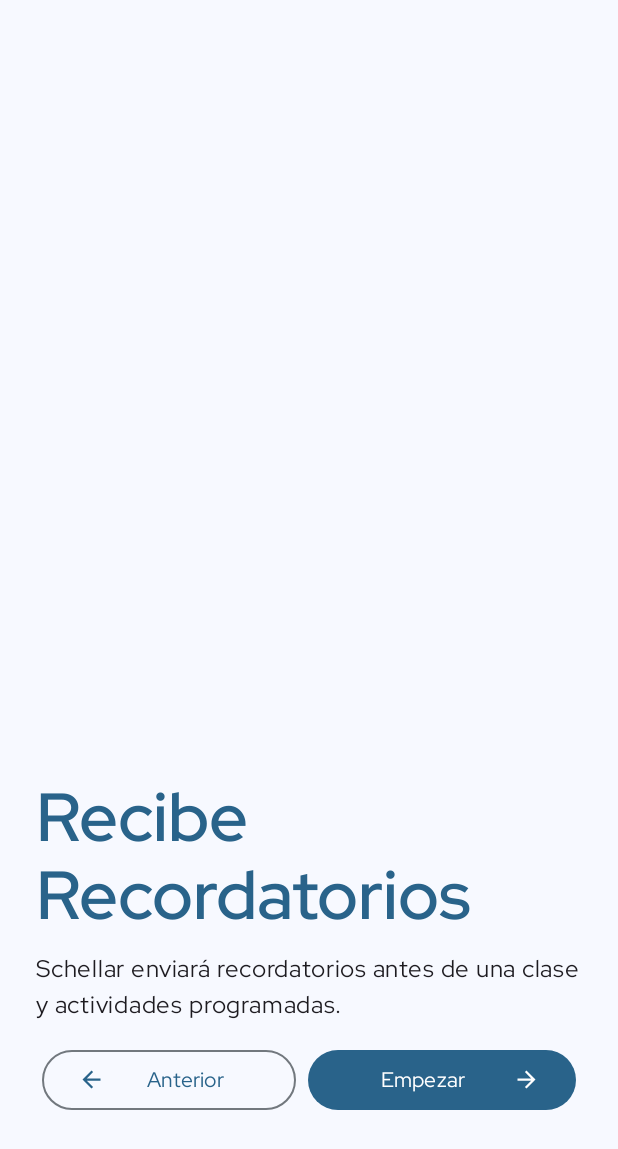
After one commit to mcmarin21/Schellar, an Android app: the OnBoarding2 screen opened through its navigation route, on a phone screen of 412 x 824 dp. The commit adds this screen. Shown: the top 1149 px of the screen. Run offline under Robolectric (Android 15) with nearby library versions, the phone set to English and light mode, and no system bars.

```diff
--- a/app/build.gradle.kts
+++ b/app/build.gradle.kts
@@ -11,7 +11,7 @@
         minSdk = 29
         targetSdk = 34
         versionCode = 1
-        versionName = "1.0"
+        versionName = "0.1 - Beta"
 
         testInstrumentationRunner = "androidx.test.runner.AndroidJUnitRunner"
     }
--- /dev/null
+++ b/app/src/main/java/com/mcmarin21/schellar/activities/OnBoarding.java
@@ -0,0 +1,26 @@
+package com.mcmarin21.schellar.activities;
+
+import android.os.Bundle;
+
+import androidx.activity.EdgeToEdge;
+import androidx.appcompat.app.AppCompatActivity;
+import androidx.core.graphics.Insets;
+import androidx.core.view.ViewCompat;
+import androidx.core.view.WindowInsetsCompat;
+
+import com.mcmarin21.schellar.R;
+
+public class OnBoarding extends AppCompatActivity {
+
+    @Override
+    protected void onCreate(Bundle savedInstanceState) {
+        super.onCreate(savedInstanceState);
+        EdgeToEdge.enable(this);
+        setContentView(R.layout.activity_on_boarding);
+        ViewCompat.setOnApplyWindowInsetsListener(findViewById(R.id.main), (v, insets) -> {
+            Insets systemBars = insets.getInsets(WindowInsetsCompat.Type.systemBars());
+            v.setPadding(systemBars.left, systemBars.top, systemBars.right, systemBars.bottom);
+            return insets;
+        });
+    }
+}
--- /dev/null
+++ b/app/src/main/java/com/mcmarin21/schellar/onboarding/OnBoarding1.java
@@ -0,0 +1,41 @@
+package com.mcmarin21.schellar.onboarding;
+
+import android.os.Bundle;
+
+import androidx.annotation.NonNull;
+import androidx.annotation.Nullable;
+import androidx.fragment.app.Fragment;
+import androidx.navigation.Navigation;
+
+import android.view.LayoutInflater;
+import android.view.View;
+import android.view.ViewGroup;
+import android.widget.Button;
+
+import com.mcmarin21.schellar.R;
+
+public class OnBoarding1 extends Fragment implements View.OnClickListener {
+
+    Button siguiente;
+
+    @Override
+    public View onCreateView(LayoutInflater inflater, ViewGroup container,
+                             Bundle savedInstanceState) {
+        // Inflate the layout for this fragment
+        return inflater.inflate(R.layout.fragment_on_boarding1, container, false);
+    }
+
+    @Override
+    public void onViewCreated(@NonNull View view, @Nullable Bundle savedInstanceState) {
+        super.onViewCreated(view, savedInstanceState);
+
+        siguiente = view.findViewById(R.id.on_boarding_1_siguiente);
+        siguiente.setOnClickListener(this);
+
+    }
+
+    @Override
+    public void onClick(View v) {
+        Navigation.findNavController(v).navigate(R.id.action_onBoarding1_to_onBoarding2);
+    }
+}
--- /dev/null
+++ b/app/src/main/java/com/mcmarin21/schellar/onboarding/OnBoarding2.java
@@ -0,0 +1,57 @@
+package com.mcmarin21.schellar.onboarding;
+
+import android.content.Intent;
+import android.os.Bundle;
+
+import androidx.annotation.NonNull;
+import androidx.annotation.Nullable;
+import androidx.fragment.app.Fragment;
+import androidx.navigation.Navigation;
+
+import android.view.LayoutInflater;
+import android.view.View;
+import android.view.ViewGroup;
+import android.widget.Button;
+
+import com.mcmarin21.schellar.R;
+import com.mcmarin21.schellar.activities.App;
+
+public class OnBoarding2 extends Fragment implements View.OnClickListener {
+
+    Button siguiente, anterior;
+
+    @Override
+    public void onViewCreated(@NonNull View view, @Nullable Bundle savedInstanceState) {
+        super.onViewCreated(view, savedInstanceState);
+
+        siguiente = view.findViewById(R.id.on_boarding_2_siguiente);
+        anterior = view.findViewById(R.id.on_boarding_2_anterior);
+
+        siguiente.setOnClickListener(this);
+        anterior.setOnClickListener(this);
+
+    }
+
+    @Override
+    public View onCreateView(LayoutInflater inflater, ViewGroup container,
+                             Bundle savedInstanceState) {
+        // Inflate the layout for this fragment
+        return inflater.inflate(R.layout.fragment_on_boarding2, container, false);
+    }
+
+    @Override
+    public void onClick(View v) {
+
+        if(v.getId() == siguiente.getId()){
+            Intent intent = new Intent(getContext(), App.class);
+            startActivity(intent);
+            getActivity().finish();
+            return;
+        }
+        if(v.getId() == anterior.getId()){
+            Navigation.findNavController(v).navigate(R.id.action_onBoarding2_to_onBoarding1);
+            return;
+        }
+
+    }
+}
--- /dev/null
+++ b/app/src/main/res/drawable/ic_arrow_forward_24.xml
@@ -0,0 +1,5 @@
+<vector xmlns:android="http://schemas.android.com/apk/res/android" android:autoMirrored="true" android:height="24dp" android:tint="?attr/colorControlNormal" android:viewportHeight="24" android:viewportWidth="24" android:width="24dp">
+
+    <path android:fillColor="@android:color/white" android:pathData="M12,4l-1.41,1.41L16.17,11H4v2h12.17l-5.58,5.59L12,20l8,-8z"/>
+
+</vector>
--- /dev/null
+++ b/app/src/main/res/layout/activity_on_boarding.xml
@@ -0,0 +1,20 @@
+<?xml version="1.0" encoding="utf-8"?>
+<LinearLayout xmlns:android="http://schemas.android.com/apk/res/android"
+    xmlns:app="http://schemas.android.com/apk/res-auto"
+    xmlns:tools="http://schemas.android.com/tools"
+    android:orientation="vertical"
+    android:id="@+id/main"
+    android:layout_width="match_parent"
+    android:layout_height="match_parent"
+    tools:context=".activities.OnBoarding">
+
+    <androidx.fragment.app.FragmentContainerView
+        android:id="@+id/fragmentContainerView2"
+        android:name="androidx.navigation.fragment.NavHostFragment"
+        android:layout_width="match_parent"
+        android:layout_height="match_parent"
+        app:defaultNavHost="true"
+        app:navGraph="@navigation/navigator_on_boarding"
+        tools:layout_editor_absoluteX="1dp"
+        tools:layout_editor_absoluteY="1dp" />
+</LinearLayout>
--- /dev/null
+++ b/app/src/main/res/layout/fragment_on_boarding2.xml
@@ -0,0 +1,74 @@
+<?xml version="1.0" encoding="utf-8"?>
+<LinearLayout xmlns:android="http://schemas.android.com/apk/res/android"
+    xmlns:tools="http://schemas.android.com/tools"
+    android:layout_width="match_parent"
+    android:layout_height="match_parent"
+    xmlns:app="http://schemas.android.com/apk/res-auto"
+    android:orientation="vertical"
+    android:padding="24sp"
+    tools:context=".onboarding.OnBoarding2">
+
+    <ImageView
+        android:layout_width="match_parent"
+        android:layout_height="wrap_content"
+        android:layout_weight="1"
+        android:id="@+id/on_boarding_2_image"/>
+    <LinearLayout
+        android:layout_width="match_parent"
+        android:layout_height="wrap_content"
+        android:layout_marginTop="24sp"
+        android:layout_marginBottom="48sp"
+        android:orientation="vertical">
+        <LinearLayout
+            android:layout_width="match_parent"
+            android:layout_height="wrap_content"
+            android:layout_marginVertical="8sp"
+            android:orientation="vertical">
+
+            <TextView
+                android:layout_width="match_parent"
+                android:layout_height="wrap_content"
+                android:layout_marginBottom="8sp"
+                android:textColor="@color/md_theme_primary"
+                android:textFontWeight="600"
+                android:textAppearance="@style/TextAppearance.Material3.DisplayMedium"
+                android:text="@string/on_boarding_2_title"/>
+            <TextView
+                android:layout_width="match_parent"
+                android:layout_height="wrap_content"
+                android:textAppearance="@style/TextAppearance.Material3.BodyLarge"
+                android:text="@string/on_boarding_2_text"/>
+
+        </LinearLayout>
+
+        <LinearLayout
+            android:layout_width="match_parent"
+            android:layout_marginVertical="8sp"
+            android:layout_height="wrap_content"
+            android:orientation="horizontal">
+
+            <Button
+                android:layout_width="wrap_content"
+                android:layout_height="wrap_content"
+                android:layout_weight="1"
+                android:layout_marginHorizontal="4sp"
+                android:text="Anterior"
+                android:id="@+id/on_boarding_2_anterior"
+                style="@style/Widget.Material3.Button.OutlinedButton"
+                app:icon="@drawable/ic_arrow_back_24"/>
+
+            <Button
+                android:layout_width="wrap_content"
+                android:layout_height="wrap_content"
+                android:layout_weight="1"
+                android:id="@+id/on_boarding_2_siguiente"
+                android:layout_marginHorizontal="4sp"
+                android:text="Empezar"
+                app:icon="@drawable/ic_arrow_forward_24"
+                app:iconGravity="end"/>
+
+        </LinearLayout>
+
+    </LinearLayout>
+
+</LinearLayout>
--- /dev/null
+++ b/app/src/main/res/navigation/navigator_on_boarding.xml
@@ -0,0 +1,29 @@
+<?xml version="1.0" encoding="utf-8"?>
+<navigation xmlns:android="http://schemas.android.com/apk/res/android"
+             xmlns:app="http://schemas.android.com/apk/res-auto"
+    xmlns:tools="http://schemas.android.com/tools"
+    android:id="@+id/navigator_on_boarding"
+    app:startDestination="@id/onBoarding1">
+
+    <fragment
+        android:id="@+id/onBoarding1"
+        android:name="com.mcmarin21.schellar.onboarding.OnBoarding1"
+        android:label="fragment_on_boarding1"
+        tools:layout="@layout/fragment_on_boarding1" >
+        <action
+            android:id="@+id/action_onBoarding1_to_onBoarding2"
+            app:destination="@id/onBoarding2"
+            app:popUpToInclusive="false" />
+    </fragment>
+    <fragment
+        android:id="@+id/onBoarding2"
+        android:name="com.mcmarin21.schellar.onboarding.OnBoarding2"
+        android:label="fragment_on_boarding2"
+        tools:layout="@layout/fragment_on_boarding2" >
+        <action
+            android:id="@+id/action_onBoarding2_to_onBoarding1"
+            app:destination="@id/onBoarding1"
+            app:popUpTo="@id/onBoarding1"
+            app:popUpToInclusive="true" />
+    </fragment>
+</navigation>
--- a/app/src/main/res/values/strings.xml
+++ b/app/src/main/res/values/strings.xml
@@ -2,4 +2,8 @@
     <string name="app_name">Schellar</string>
     <!-- TODO: Remove or change this placeholder text -->
     <string name="hello_blank_fragment">Hello blank fragment</string>
+    <string name="on_boarding_1_title">Registra tu rendimiento</string>
+    <string name="on_boarding_1_text">Con Schellar puedes llevar un registro de tu rendimiento detallado de cada una de las materias y cada periodo.</string>
+    <string name="on_boarding_2_title">Recibe Recordatorios</string>
+    <string name="on_boarding_2_text">Schellar enviará recordatorios antes de una clase y actividades programadas.</string>
 </resources>
```
Also changed, not shown: app/src/main/AndroidManifest.xml (+9 -1 lines), app/src/main/java/com/mcmarin21/schellar/account/SignUpPage.java (+17 -2 lines), app/src/main/java/com/mcmarin21/schellar/account/StartupPage.java (+15 -0 lines), app/src/main/java/com/mcmarin21/schellar/account/login_page.java (+16 -1 lines), app/src/main/java/com/mcmarin21/schellar/activities/App.java (added, +26 -0 lines), app/src/main/res/layout/activity_app.xml (added, +13 -0 lines), app/src/main/res/layout/fragment_on_boarding1.xml (added, +65 -0 lines).
